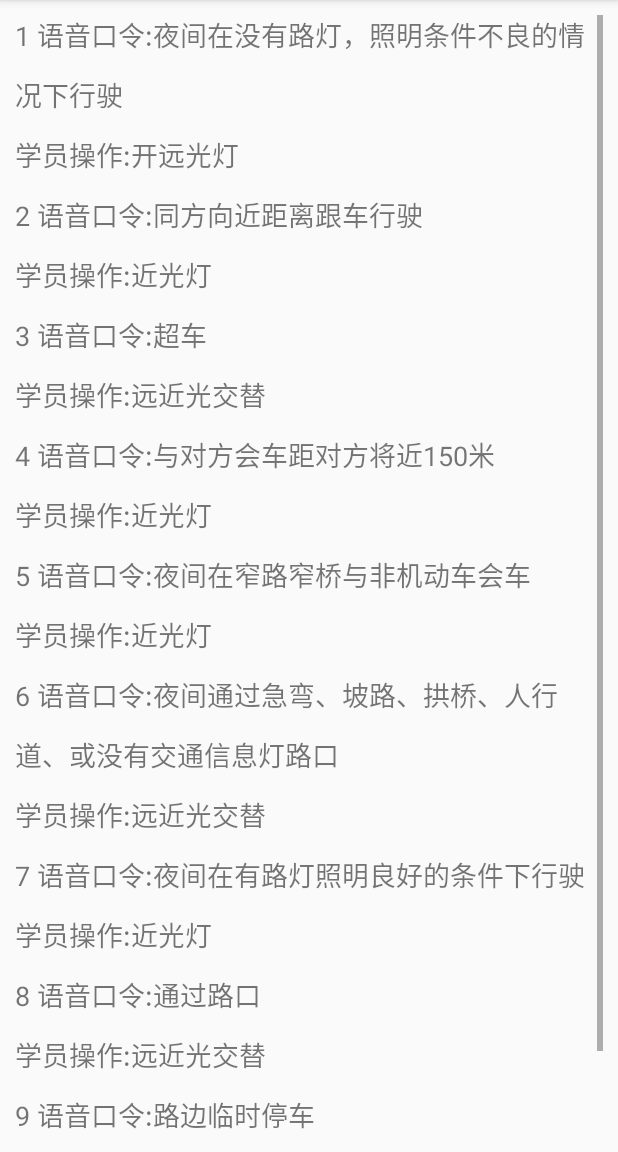
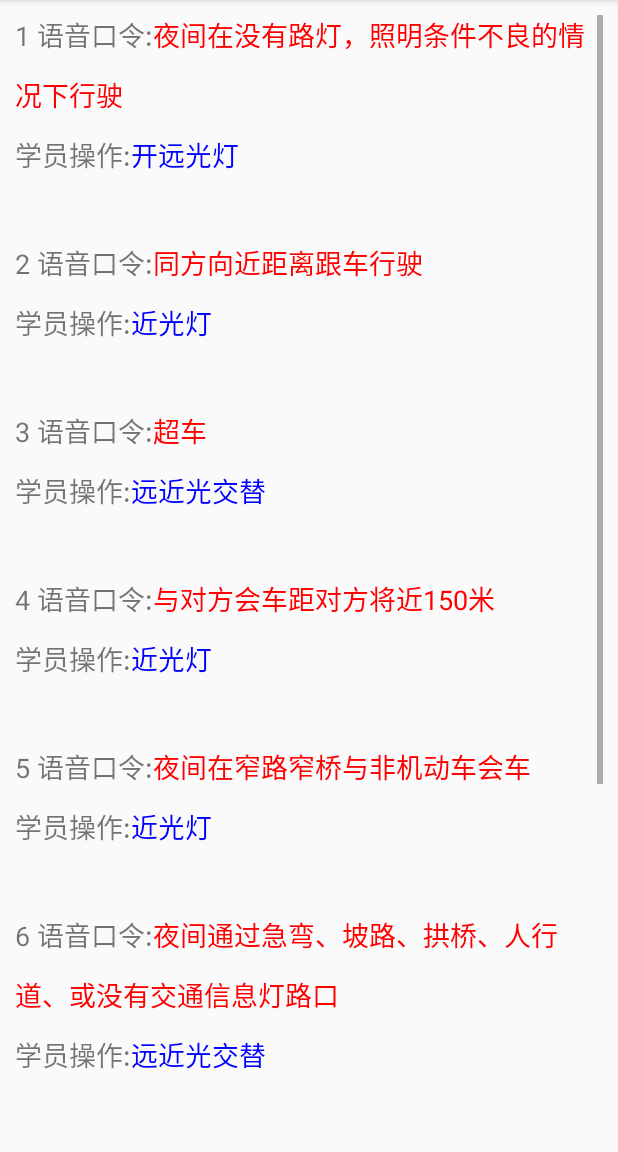
Before and after one commit to wangaijun/TestLighting, an Android app: the PrintAllActivity screen opened directly, with no data from a screen before it, on a phone screen of 412 x 824 dp, the part 84-1236 px from its top. Run offline under Robolectric (Android 15) with nearby library versions, the phone set to English and light mode, and no system bars.

Commit message:
格式化输出

```diff
--- a/app/src/main/java/com/example/administrator/testlighting/PrintAllActivity.kt
+++ b/app/src/main/java/com/example/administrator/testlighting/PrintAllActivity.kt
@@ -2,6 +2,7 @@ package com.example.administrator.testlighting
 
 import android.app.Activity
 import android.os.Bundle
+import android.text.Html
 import kotlinx.android.synthetic.main.activity_print_all.*
 
 class PrintAllActivity : Activity() {
@@ -15,10 +16,15 @@ class PrintAllActivity : Activity() {
 
     private fun printAll(map: Map<String, String>) {
         var i = 0
+        var text = ""
         map.forEach { t, u ->
             i++
-            tv.append("$i 语音口令:$t\n")
-            tv.append("学员操作:$u\n")
+            val h1 = "<font color='red'>$t</font><br>"
+            text += ("$i 语音口令:$h1")
+            val h2 = "<font color='blue'>$u</font><br><br>"
+            text += ("学员操作:$h2")
         }
+        val html = Html.fromHtml(text)
+        tv.text = html
     }
 }
```
